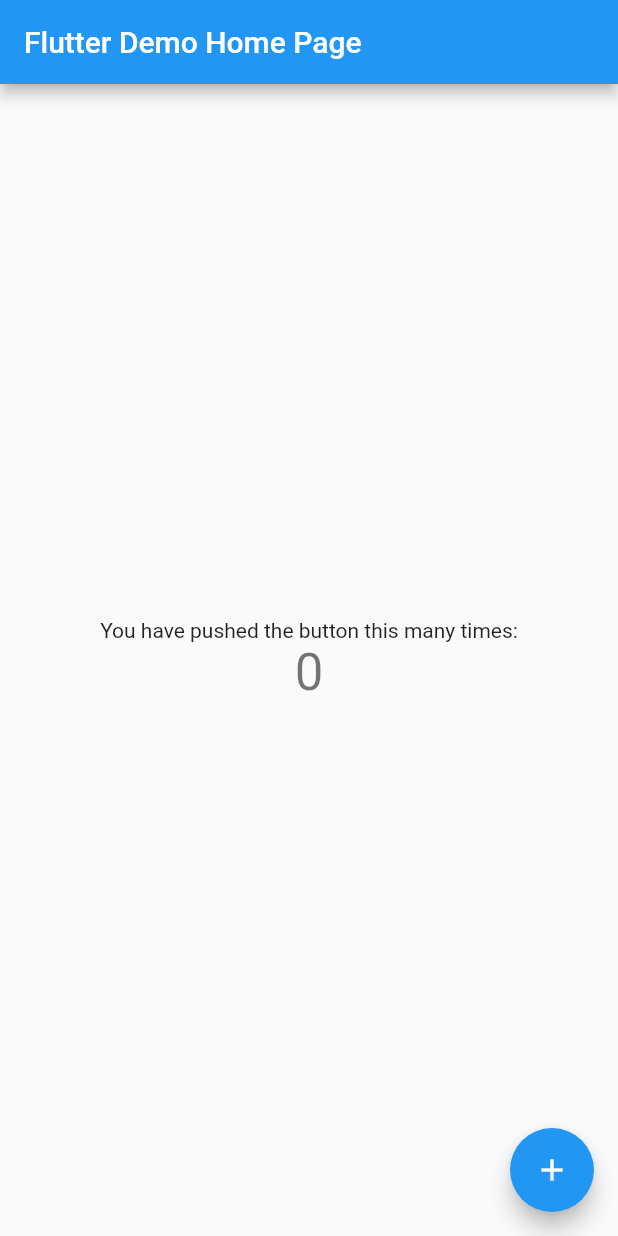
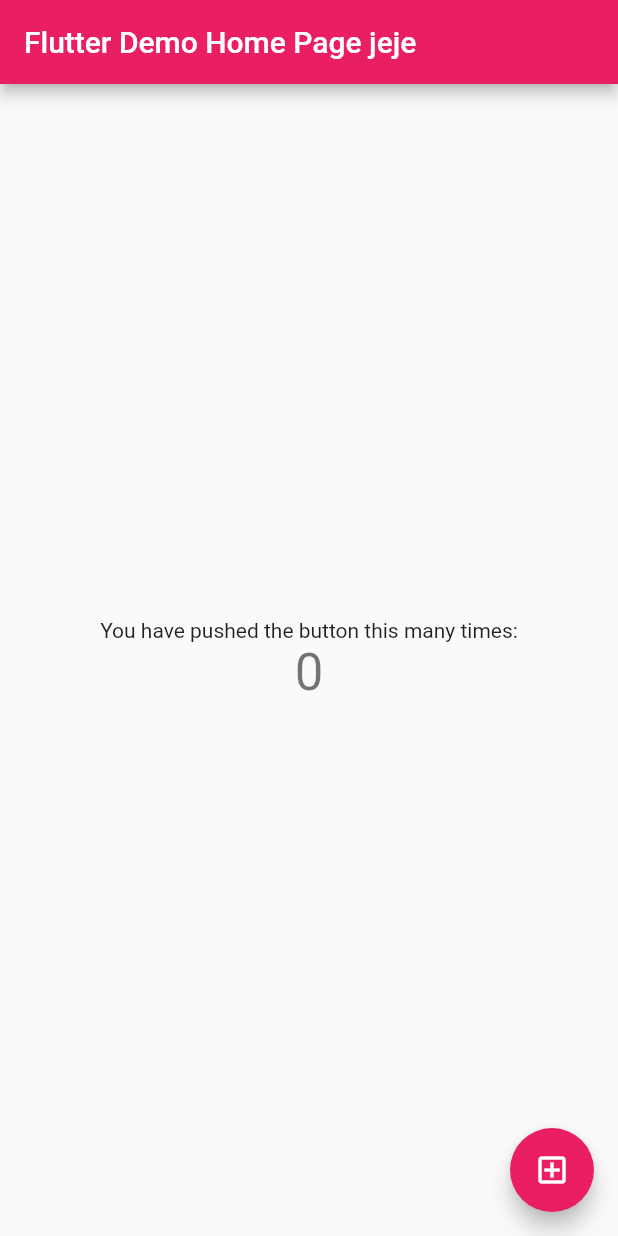
Before and after one commit to futbolin/Curso-Flutter---Dart, a Flutter app: the screen it shows after launch, on a phone screen of 412 x 824 dp. Run offline on Flutter 3.47's test engine with Material 2 defaults, Android fonts, the phone set to English and light mode, and no system bars.

Commit message:
más trabajo

```diff
--- a/ejercicios/first_app/lib/main.dart
+++ b/ejercicios/first_app/lib/main.dart
@@ -9,7 +9,7 @@ class MyApp extends StatelessWidget {
   @override
   Widget build(BuildContext context) {
     return MaterialApp(
-      title: 'Flutter Demo',
+      title: 'Flutter Demo Adrián',
       theme: ThemeData(
         // This is the theme of your application.
         //
@@ -20,9 +20,9 @@ class MyApp extends StatelessWidget {
         // or simply save your changes to "hot reload" in a Flutter IDE).
         // Notice that the counter didn't reset back to zero; the application
         // is not restarted.
-        primarySwatch: Colors.blue,
+        primarySwatch: Colors.pink,
       ),
-      home: MyHomePage(title: 'Flutter Demo Home Page'),
+      home: MyHomePage(title: 'Flutter Demo Home Page jeje'),
     );
   }
 }
@@ -106,7 +106,7 @@ class _MyHomePageState extends State<MyHomePage> {
       floatingActionButton: FloatingActionButton(
         onPressed: _incrementCounter,
         tooltip: 'Increment',
-        child: Icon(Icons.add),
+        child: Icon(Icons.add_box_outlined),
       ), // This trailing comma makes auto-formatting nicer for build methods.
     );
   }
```
Also changed, not shown: capturas/courseStructure.png (added), 1 other file.
